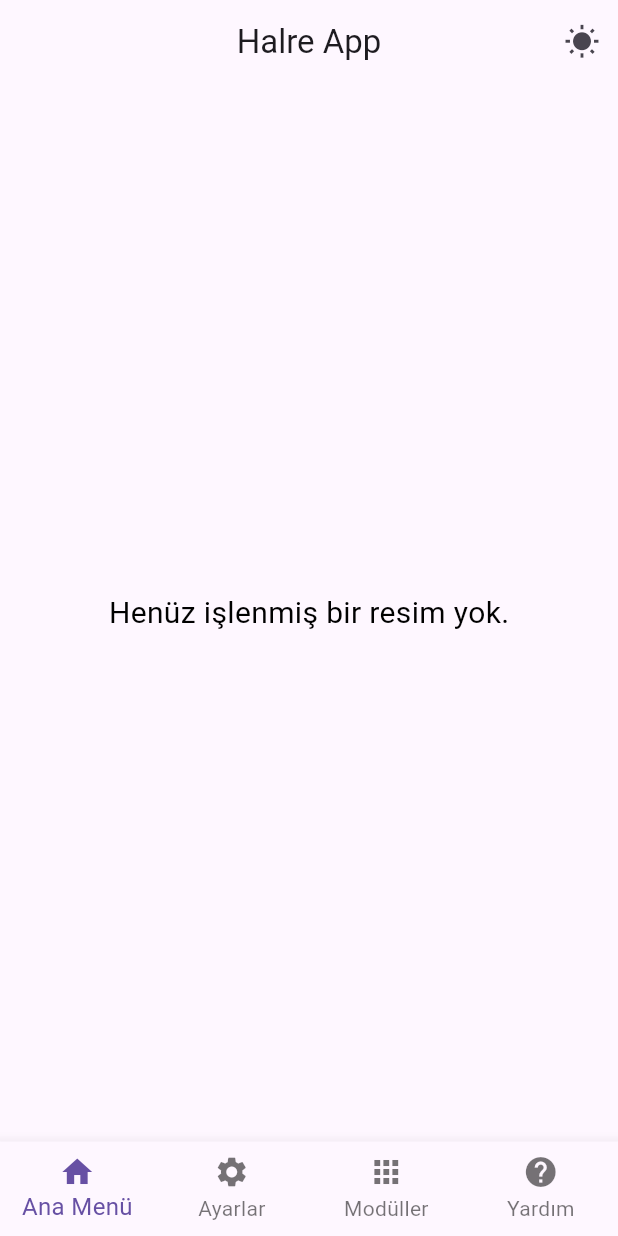
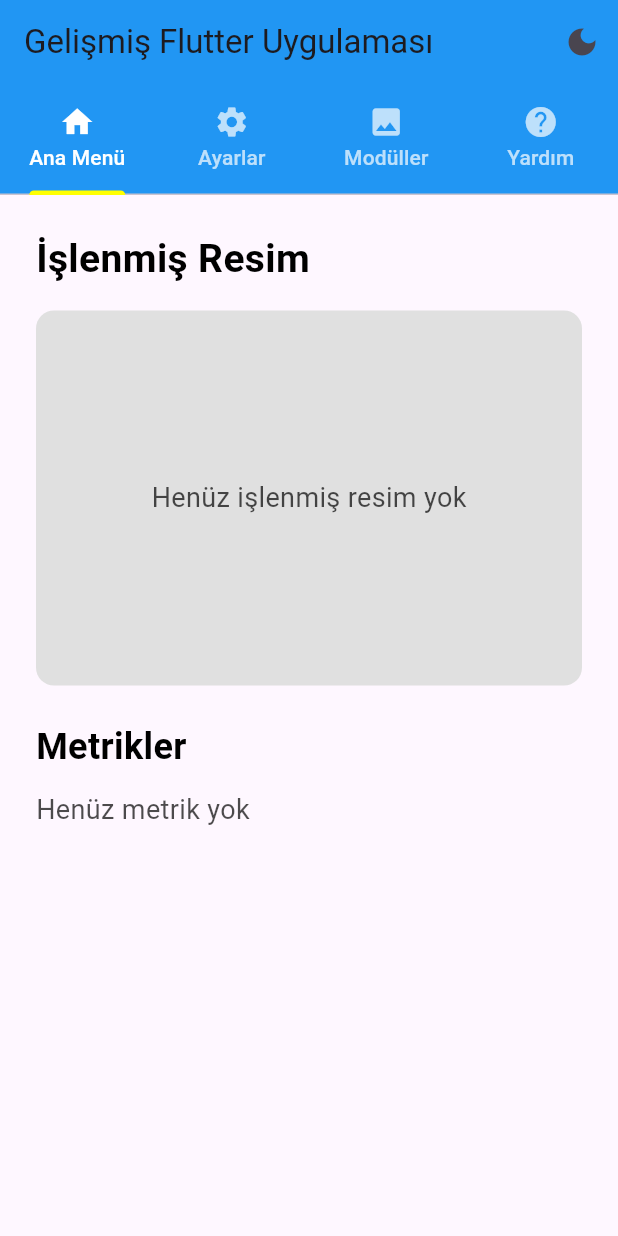
Before and after one commit to ca1ik/Flutter-Dart-Advanced-App, a Flutter app: the screen it shows after launch, on a phone screen of 412 x 824 dp. Run offline on Flutter 3.47's test engine with Material 3 defaults, Android fonts, the phone set to English and light mode, and no system bars; our stand-ins replace audioplayers, image_picker.

Commit message:
Update main.dart

```diff
--- a/lib/main.dart
+++ b/lib/main.dart
@@ -1,181 +1,273 @@
 import 'dart:io';
+import 'dart:ui' as ui;
 import 'package:flutter/material.dart';
+import 'package:flutter/services.dart';
+import 'package:image_picker/image_picker.dart';
 import 'package:audioplayers/audioplayers.dart';
-import 'package:image_picker/image_picker.dart';
 
+// Başlangıç
 void main() {
-  runApp(const HalreApp());
+  runApp(const MyApp());
 }
 
-class HalreApp extends StatefulWidget {
-  const HalreApp({super.key});
+// Ana App Widget
+class MyApp extends StatefulWidget {
+  const MyApp({super.key});
 
   @override
-  State<HalreApp> createState() => _HalreAppState();
+  State<MyApp> createState() => _MyAppState();
 }
 
-class _HalreAppState extends State<HalreApp> {
+class _MyAppState extends State<MyApp> {
+  // Koyu mod varsayılanı false
   bool _isDarkMode = false;
 
-  void toggleTheme() {
+  // İşlenmiş resim ve metrikleri ana menüye aktarabilmek için
+  File? _processedImage;
+  Map<String, dynamic>? _imageMetrics;
+
+  // Ses kontrolü için AudioPlayer
+  late AudioPlayer _audioPlayer;
+
+  @override
+  void initState() {
+    super.initState();
+
+    // AudioPlayer başlat, müzik sonsuz döngüde çalsın
+    _audioPlayer = AudioPlayer();
+
+    _playMusic();
+  }
+
+  Future<void> _playMusic() async {
+    // music.mp3 dosyasını assets içine koyduğunuzdan emin olun
+    await _audioPlayer.setReleaseMode(ReleaseMode.loop);
+    await _audioPlayer.play(AssetSource('music.mp3'));
+  }
+
+  @override
+  void dispose() {
+    _audioPlayer.dispose();
+    super.dispose();
+  }
+
+  // Koyu mod aç/kapa
+  void _toggleDarkMode() {
     setState(() {
       _isDarkMode = !_isDarkMode;
     });
   }
 
-  // Modüllerden gelen işlenmiş resmi ve metrikleri tutmak için
-  File? _processedImage;
-  Map<String, dynamic>? _metrics;
-
-  void _setProcessedData(File image, Map<String, dynamic> metrics) {
+  // Resim ve metrikleri al
+  void _onImageProcessed(File image, Map<String, dynamic> metrics) {
     setState(() {
       _processedImage = image;
-      _metrics = metrics;
-      _selectedIndex = 0; // işlendikten sonra Ana Menüye yönlendirebiliriz
+      _imageMetrics = metrics;
     });
   }
 
-  int _selectedIndex = 0;
-
-  void _onItemTapped(int index) {
-    setState(() {
-      _selectedIndex = index;
-    });
-  }
+  // Uygulama penceresini her yerden sürüklemek için GestureDetector ile saracağız.
 
   @override
   Widget build(BuildContext context) {
-    Widget body;
-    switch (_selectedIndex) {
-      case 0:
-        body = MainMenu(
-          isDarkMode: _isDarkMode,
-          toggleTheme: toggleTheme,
-          processedImage: _processedImage,
-          metrics: _metrics,
-        );
-        break;
-      case 1:
-        body = SettingsPage(isDarkMode: _isDarkMode);
-        break;
-      case 2:
-        body = ModulesPage(
-          isDarkMode: _isDarkMode,
-          onProcessed: _setProcessedData,
-        );
-        break;
-      case 3:
-        body = HelpPage(isDarkMode: _isDarkMode);
-        break;
-      default:
-        body = MainMenu(
-          isDarkMode: _isDarkMode,
-          toggleTheme: toggleTheme,
-          processedImage: _processedImage,
-          metrics: _metrics,
-        );
-    }
-
     return MaterialApp(
       debugShowCheckedModeBanner: false,
-      title: 'Halre App',
       theme: _isDarkMode ? ThemeData.dark() : ThemeData.light(),
-      home: Scaffold(
+      home: GestureDetector(
+        onPanStart: (details) {
+          // Windows, MacOS, Linux için pencere sürükleme gibi işlemler buraya gelebilir.
+          // Flutter'da bunu native kodla yapmak gerekiyor, burada placeholder.
+        },
+        child: Scaffold(
           appBar: AppBar(
-          title: const Text('Halre App'),
-          centerTitle: true,
+            // AppBar rengini tema ile uyumlu yapıyoruz
+            backgroundColor: _isDarkMode ? Colors.grey[900] : Colors.blue,
+            title: const Text('Gelişmiş Flutter Uygulaması'),
             actions: [
               IconButton(
-              icon: Icon(_isDarkMode ? Icons.nightlight_round : Icons.wb_sunny),
-              onPressed: toggleTheme,
-              tooltip: _isDarkMode ? 'Açık Mod' : 'Karanlık Mod',
+                icon: Icon(_isDarkMode ? Icons.light_mode : Icons.dark_mode),
+                onPressed: _toggleDarkMode,
+                tooltip: 'Tema Değiştir',
               ),
             ],
+            elevation: 0,
           ),
-        body: body,
-        bottomNavigationBar: BottomNavigationBar(
-          type: BottomNavigationBarType.fixed,
-          currentIndex: _selectedIndex,
-          onTap: _onItemTapped,
-          selectedFontSize: 16,
-          unselectedFontSize: 14,
-          items: const [
-            BottomNavigationBarItem(icon: Icon(Icons.home), label: 'Ana Menü'),
-            BottomNavigationBarItem(
-                icon: Icon(Icons.settings), label: 'Ayarlar'),
-            BottomNavigationBarItem(icon: Icon(Icons.apps), label: 'Modüller'),
-            BottomNavigationBarItem(icon: Icon(Icons.help), label: 'Yardım'),
-          ],
+          body: SafeArea(
+            child: MainNavigation(
+              isDarkMode: _isDarkMode,
+              processedImage: _processedImage,
+              imageMetrics: _imageMetrics,
+              onProcessed: _onImageProcessed,
+            ),
+          ),
         ),
       ),
     );
   }
 }
 
-// Ana Menü
-class MainMenu extends StatelessWidget {
+// Ana navigasyon - TabBar + sayfalar
+class MainNavigation extends StatefulWidget {
   final bool isDarkMode;
-  final VoidCallback toggleTheme;
   final File? processedImage;
-  final Map<String, dynamic>? metrics;
+  final Map<String, dynamic>? imageMetrics;
+  final void Function(File image, Map<String, dynamic> metrics) onProcessed;
 
-  const MainMenu({
+  const MainNavigation({
     super.key,
     required this.isDarkMode,
-    required this.toggleTheme,
-    this.processedImage,
-    this.metrics,
+    required this.processedImage,
+    required this.imageMetrics,
+    required this.onProcessed,
+  });
+
+  @override
+  State<MainNavigation> createState() => _MainNavigationState();
+}
+
+class _MainNavigationState extends State<MainNavigation>
+    with TickerProviderStateMixin {
+  late TabController _tabController;
+
+  final List<Tab> _tabs = const [
+    Tab(icon: Icon(Icons.home), text: 'Ana Menü'),
+    Tab(icon: Icon(Icons.settings), text: 'Ayarlar'),
+    Tab(icon: Icon(Icons.image), text: 'Modüller'),
+    Tab(icon: Icon(Icons.help), text: 'Yardım'),
+  ];
+
+  @override
+  void initState() {
+    super.initState();
+
+    _tabController = TabController(length: _tabs.length, vsync: this);
+  }
+
+  @override
+  void dispose() {
+    _tabController.dispose();
+    super.dispose();
+  }
+
+  @override
+  Widget build(BuildContext context) {
+    return Column(
+      children: [
+        Material(
+          color: widget.isDarkMode ? Colors.grey[900] : Colors.blue,
+          child: TabBar(
+            controller: _tabController,
+            tabs: _tabs,
+            indicatorColor:
+                widget.isDarkMode ? Colors.white : Colors.yellowAccent,
+            labelColor: widget.isDarkMode ? Colors.white : Colors.white,
+            unselectedLabelColor: Colors.white70,
+          ),
+        ),
+        Expanded(
+          child: TabBarView(
+            controller: _tabController,
+            children: [
+              HomePage(
+                isDarkMode: widget.isDarkMode,
+                processedImage: widget.processedImage,
+                imageMetrics: widget.imageMetrics,
+              ),
+              SettingsPage(isDarkMode: widget.isDarkMode),
+              ModulesPage(
+                isDarkMode: widget.isDarkMode,
+                onProcessed: widget.onProcessed,
+              ),
+              HelpPage(isDarkMode: widget.isDarkMode),
+            ],
+          ),
+        ),
+      ],
+    );
+  }
+}
+
+// Ana Menü Sayfası
+class HomePage extends StatelessWidget {
+  final bool isDarkMode;
+  final File? processedImage;
+  final Map<String, dynamic>? imageMetrics;
+
+  const HomePage({
+    super.key,
+    required this.isDarkMode,
+    required this.processedImage,
+    required this.imageMetrics,
   });
 
   @override
   Widget build(BuildContext context) {
-    return Center(
-      child: SingleChildScrollView(
-        padding: const EdgeInsets.all(16),
+    final textColor = isDarkMode ? Colors.white : Colors.black;
+
+    return SingleChildScrollView(
+      padding: const EdgeInsets.all(24),
       child: Column(
-          mainAxisAlignment: MainAxisAlignment.center,
+        crossAxisAlignment: CrossAxisAlignment.stretch,
         children: [
-            if (processedImage != null) ...[
           Text(
-                'İşlenmiş Resim:',
+            'İşlenmiş Resim',
             style: TextStyle(
-                    fontSize: 24,
-                    color: isDarkMode ? Colors.white : Colors.black),
+                fontSize: 26, fontWeight: FontWeight.bold, color: textColor),
+          ),
+          const SizedBox(height: 16),
+          if (processedImage != null)
+            ClipRRect(
+              borderRadius: BorderRadius.circular(12),
+              child: Image.file(
+                processedImage!,
+                fit: BoxFit.contain,
+                height: 250,
+              ),
+            )
+          else
+            Container(
+              height: 250,
+              decoration: BoxDecoration(
+                borderRadius: BorderRadius.circular(12),
+                color: isDarkMode ? Colors.grey[800] : Colors.grey[300],
+              ),
+              child: Center(
+                child: Text(
+                  'Henüz işlenmiş resim yok',
+                  style: TextStyle(
+                      color: textColor.withOpacity(0.7), fontSize: 18),
+                ),
+              ),
+            ),
+          const SizedBox(height: 24),
+          Text(
+            'Metrikler',
+            style: TextStyle(
+                fontSize: 24, fontWeight: FontWeight.bold, color: textColor),
           ),
           const SizedBox(height: 12),
-              Image.file(processedImage!),
-              const SizedBox(height: 16),
-              if (metrics != null) ...[
+          if (imageMetrics != null)
+            ...imageMetrics!.entries.map(
+              (entry) => Padding(
+                padding: const EdgeInsets.symmetric(vertical: 4),
+                child: Text(
+                  '${entry.key}: ${entry.value}',
+                  style: TextStyle(fontSize: 18, color: textColor),
+                ),
+              ),
+            )
+          else
             Text(
-                  'Metrikler:',
-                  style: TextStyle(
-                      fontSize: 20,
-                      fontWeight: FontWeight.bold,
-                      color: isDarkMode ? Colors.white : Colors.black),
-                ),
-                const SizedBox(height: 8),
-                ...metrics!.entries.map((e) => Text(
-                      '${e.key}: ${e.value}',
-                      style: TextStyle(
-                          fontSize: 18,
-                          color: isDarkMode ? Colors.white70 : Colors.black87),
-                    )),
-              ],
-            ] else
-              Text(
-                'Henüz işlenmiş bir resim yok.',
-                style: TextStyle(
-                    fontSize: 20,
-                    color: isDarkMode ? Colors.white : Colors.black),
+              'Henüz metrik yok',
+              style: TextStyle(fontSize: 18, color: textColor.withOpacity(0.7)),
             ),
         ],
-        ),
       ),
     );
   }
 }
 
-// Ayarlar Sayfası (kendi eski ayarlar kodundan sadeleştirilmiş)
+// Ayarlar Sayfası (Ses, Tam Ekran vs.)
 class SettingsPage extends StatefulWidget {
   final bool isDarkMode;
 
@@ -188,24 +280,19 @@ class SettingsPage extends StatefulWidget {
 class _SettingsPageState extends State<SettingsPage> {
   bool _isFullscreen = false;
   bool _isSoundOn = true;
-  double _volume = 50;
-  final AudioPlayer _audioPlayer = AudioPlayer();
+  double _volume = 80;
+
+  late AudioPlayer _audioPlayer;
 
   @override
   void initState() {
     super.initState();
+
+    _audioPlayer = AudioPlayer();
+
+    _audioPlayer.setReleaseMode(ReleaseMode.loop);
+
     _setVolume(_volume);
-    _playMusic();
-  }
-
-  void _playMusic() async {
-    await _audioPlayer.setReleaseMode(ReleaseMode.loop);
-    await _audioPlayer.play(AssetSource('music.mp3'));
-  }
-
-  void _setVolume(double vol) {
-    final volNormalized = vol / 100;
-    _audioPlayer.setVolume(volNormalized);
   }
 
   @override
@@ -214,8 +301,15 @@ class _SettingsPageState extends State<SettingsPage> {
     super.dispose();
   }
 
+  Future<void> _setVolume(double volume) async {
+    await _audioPlayer.setVolume(volume / 100);
+  }
+
   @override
   Widget build(BuildContext context) {
+    final fgColor = widget.isDarkMode ? Colors.white : Colors.black;
+    final bgColor = widget.isDarkMode ? Colors.grey[850] : Colors.blue;
+
     return Padding(
       padding: const EdgeInsets.all(24.0),
       child: Column(
@@ -225,14 +319,14 @@ class _SettingsPageState extends State<SettingsPage> {
             style: ElevatedButton.styleFrom(
               fixedSize: const Size.fromHeight(80),
               textStyle: const TextStyle(fontSize: 26),
-              foregroundColor: widget.isDarkMode ? Colors.white : Colors.black,
-              backgroundColor:
-                  widget.isDarkMode ? Colors.grey[800] : Colors.blue,
+              foregroundColor: fgColor,
+              backgroundColor: bgColor,
             ),
             onPressed: () {
               setState(() {
                 _isFullscreen = !_isFullscreen;
               });
+
               final msg = _isFullscreen ? 'Tam Ekran Açıldı' : 'Varsayılan Mod';
               ScaffoldMessenger.of(context).showSnackBar(
                 SnackBar(content: Text(msg)),
@@ -246,36 +340,33 @@ class _SettingsPageState extends State<SettingsPage> {
             style: ElevatedButton.styleFrom(
               fixedSize: const Size.fromHeight(80),
               textStyle: const TextStyle(fontSize: 26),
-              foregroundColor: widget.isDarkMode ? Colors.white : Colors.black,
-              backgroundColor:
-                  widget.isDarkMode ? Colors.grey[800] : Colors.blue,
+              foregroundColor: fgColor,
+              backgroundColor: bgColor,
             ),
             onPressed: () {
               setState(() {
                 _isSoundOn = !_isSoundOn;
               });
-              _audioPlayer.setVolume(_isSoundOn ? _volume / 100 : 0);
             },
             child: Text(_isSoundOn ? 'Ses Açık' : 'Ses Kapalı'),
           ),
-          const SizedBox(height: 16),
-          Opacity(
-            opacity: _isSoundOn ? 1 : 0.5,
-            child: Slider(
+          const SizedBox(height: 32),
+          Text('Ses Seviyesi: ${_volume.round()}',
+              style: TextStyle(fontSize: 22, color: fgColor)),
+          Slider(
             value: _volume,
             min: 0,
             max: 100,
-              divisions: 100,
-              label: _volume.round().toString(),
-              onChanged: _isSoundOn
-                  ? (value) {
+            divisions: 20,
+            label: '${_volume.round()}',
+            onChanged: (value) {
               setState(() {
                 _volume = value;
-                      });
+                if (_isSoundOn) {
                   _setVolume(_volume);
                 }
-                  : null,
-            ),
+              });
+            },
           ),
         ],
       ),
@@ -283,7 +374,7 @@ class _SettingsPageState extends State<SettingsPage> {
   }
 }
 
-// Modüller Sayfası
+// Modüller Sayfası - Resim seçme, maskeleme, filtreleme işlemi burada olacak
 class ModulesPage extends StatefulWidget {
   final bool isDarkMode;
   final void Function(File image, Map<String, dynamic> metrics) onProcessed;
@@ -300,73 +391,161 @@ class ModulesPage extends StatefulWidget {
 
 class _ModulesPageState extends State<ModulesPage> {
   File? _selectedImage;
+  ui.Image? _uiImage;
   bool _isProcessing = false;
+  String? _error;
+
+  final ImagePicker _picker = ImagePicker();
+
+  @override
+  void initState() {
+    super.initState();
+  }
 
   Future<void> _pickImage() async {
-    final picker = ImagePicker();
-    final picked = await picker.pickImage(source: ImageSource.gallery);
+    setState(() {
+      _error = null;
+      _isProcessing = true;
+    });
 
-    if (picked != null) {
+    try {
+      final XFile? pickedFile =
+          await _picker.pickImage(source: ImageSource.gallery);
+      if (pickedFile == null) {
         setState(() {
-        _selectedImage = File(picked.path);
+          _isProcessing = false;
+          _error = 'Resim seçilmedi.';
+        });
+        return;
+      }
+
+      File imageFile = File(pickedFile.path);
+
+      // Image decode to apply mask
+      final data = await pickedFile.readAsBytes();
+      final codec = await ui.instantiateImageCodec(data);
+      final frame = await codec.getNextFrame();
+      ui.Image originalImage = frame.image;
+
+      // Mask uygulanmış resim oluştur
+      ui.Image maskedImage = await _applyMask(originalImage);
+
+      // Masked image'ı file olarak kaydet (geçici)
+      File maskedFile = await _saveUiImageToFile(maskedImage);
+
+      // Metrikleri hesapla (örnek: genişlik, yükseklik)
+      Map<String, dynamic> metrics = {
+        'Genişlik': maskedImage.width,
+        'Yükseklik': maskedImage.height,
+        'Maskelenme Durumu': 'Başarılı',
+      };
+
+      widget.onProcessed(maskedFile, metrics);
+
+      setState(() {
+        _selectedImage = maskedFile;
+        _uiImage = maskedImage;
+        _isProcessing = false;
+      });
+    } catch (e) {
+      setState(() {
+        _error = 'Resim işleme hatası: $e';
+        _isProcessing = false;
       });
     }
   }
 
-  Future<void> _processImage() async {
-    if (_selectedImage == null) return;
+  // Maskeleme işlemi: Basit oval maske örneği
+  Future<ui.Image> _applyMask(ui.Image originalImage) async {
+    final recorder = ui.PictureRecorder();
+    final canvas = Canvas(recorder);
 
-    setState(() {
-      _isProcessing = true;
-    });
+    final paint = Paint();
+    paint.isAntiAlias = true;
 
-    // Simüle edilmiş işleme ve metrik üretimi
-    await Future.delayed(const Duration(seconds: 2));
+    // Beyaz arka planlı
+    final bgPaint = Paint()..color = Colors.white;
+    canvas.drawRect(
+        Rect.fromLTWH(0, 0, originalImage.width.toDouble(),
+            originalImage.height.toDouble()),
+        bgPaint);
 
-    final metrics = {
-      'Genişlik': 200,
-      'Yükseklik': 300,
-      'Algılanan Nesne': 'Yüz',
-    };
+    // Oval maske alanı
+    Path maskPath = Path()
+      ..addOval(Rect.fromLTWH(0, 0, originalImage.width.toDouble(),
+          originalImage.height.toDouble()));
 
-    widget.onProcessed(_selectedImage!, metrics);
+    // Clip ile oval maskeyi uyguluyoruz
+    canvas.clipPath(maskPath);
 
-    setState(() {
-      _isProcessing = false;
-    });
+    // Orijinal resmi çiz
+    paint.filterQuality = ui.FilterQuality.high;
+    canvas.drawImage(originalImage, Offset.zero, paint);
 
-    ScaffoldMessenger.of(context).showSnackBar(
-      const SnackBar(content: Text('Resim işlendi ve Ana Menüye aktarıldı!')),
-    );
+    // Maskelenmiş resmi kaydet
+    final picture = recorder.endRecording();
+
+    final maskedImage =
+        await picture.toImage(originalImage.width, originalImage.height);
+    return maskedImage;
+  }
+
+  // ui.Image'i file'a kaydetmek için
+  Future<File> _saveUiImageToFile(ui.Image image) async {
+    final byteData = await image.toByteData(format: ui.ImageByteFormat.png);
+    final buffer = byteData!.buffer;
+
+    final tempDir = Directory.systemTemp;
+    final file = await File(
+            '${tempDir.path}/masked_image_${DateTime.now().millisecondsSinceEpoch}.png')
+        .create();
+
+    await file.writeAsBytes(
+        buffer.asUint8List(byteData.offsetInBytes, byteData.lengthInBytes));
+    return file;
   }
 
   @override
   Widget build(BuildContext context) {
-    return Center(
-      child: SingleChildScrollView(
+    final fgColor = widget.isDarkMode ? Colors.white : Colors.black;
+    final bgColor = widget.isDarkMode ? Colors.grey[850] : Colors.grey[200];
+
+    return Padding(
       padding: const EdgeInsets.all(24),
       child: Column(
-          mainAxisAlignment: MainAxisAlignment.center,
+        crossAxisAlignment: CrossAxisAlignment.stretch,
         children: [
           ElevatedButton.icon(
-              icon: const Icon(Icons.image),
-              label: const Text('Resim Seç'),
-              onPressed: _pickImage,
+            onPressed: _isProcessing ? null : _pickImage,
+            icon: const Icon(Icons.image_search),
+            label: const Text('Resim Seç & Maskele'),
           ),
           const SizedBox(height: 16),
-            if (_selectedImage != null)
-              Image.file(_selectedImage!, height: 200),
-            const SizedBox(height: 16),
-            ElevatedButton.icon(
-              icon: const Icon(Icons.play_arrow),
-              label: const Text('İşle'),
-              onPressed: _selectedImage == null || _isProcessing
-                  ? null
-                  : _processImage,
+          if (_isProcessing)
+            const Center(child: CircularProgressIndicator())
+          else if (_selectedImage != null)
+            Expanded(
+              child: ClipRRect(
+                borderRadius: BorderRadius.circular(12),
+                child: Image.file(_selectedImage!),
               ),
-            if (_isProcessing) const CircularProgressIndicator(),
+            )
+          else
+            Container(
+              height: 200,
+              decoration: BoxDecoration(
+                color: bgColor,
+                borderRadius: BorderRadius.circular(12),
+              ),
+              child: Center(
+                child: Text(
+                  _error ?? 'Henüz resim seçilmedi',
+                  style:
+                      TextStyle(color: fgColor.withOpacity(0.7), fontSize: 18),
+                ),
+              ),
+            ),
         ],
-        ),
       ),
     );
   }
@@ -380,46 +559,26 @@ class HelpPage extends StatelessWidget {
 
   @override
   Widget build(BuildContext context) {
-    return ListView(
+    final fgColor = isDarkMode ? Colors.white : Colors.black;
+
+    return Padding(
       padding: const EdgeInsets.all(24),
-      children: [
-        Text(
-          'Yardım ve Bilgilendirme',
-          style: TextStyle(
-            fontSize: 26,
-            fontWeight: FontWeight.bold,
-            color: isDarkMode ? Colors.white : Colors.black,
+      child: SingleChildScrollView(
+        child: Text(
+          '''
+Bu uygulama özellikleri:
+
+1. Resim seçip oval maskeleme uygulanabilir.
+2. Uygulama açılır açılmaz music.mp3 dosyasını sonsuz döngüde çalar.
+3. Koyu ve açık modda menü bar temaya göre otomatik renk alır.
+4. Menü bar uygulamayla birleşik ve sürüklenebilir (desktop için).
+5. Uygulamanın ana menüsünde işlenmiş resim ve metrikler gösterilir.
+
+Not: Resim maskeleme basit bir oval maske ile yapılmaktadır.
+''',
+          style: TextStyle(fontSize: 18, color: fgColor),
         ),
       ),
-        const SizedBox(height: 16),
-        Text(
-          '• Ana Menü: İşlenmiş resimleri ve metriklerini burada görebilirsiniz.',
-          style: TextStyle(
-              fontSize: 18,
-              color: isDarkMode ? Colors.white70 : Colors.black87),
-        ),
-        const SizedBox(height: 12),
-        Text(
-          '• Ayarlar: Tema, ses, ekran ayarlarını buradan yapabilirsiniz.',
-          style: TextStyle(
-              fontSize: 18,
-              color: isDarkMode ? Colors.white70 : Colors.black87),
-        ),
-        const SizedBox(height: 12),
-        Text(
-          '• Modüller: Resim işleyici modülleri kullanarak resim seçebilir ve metrik çıkarabilirsiniz.',
-          style: TextStyle(
-              fontSize: 18,
-              color: isDarkMode ? Colors.white70 : Colors.black87),
-        ),
-        const SizedBox(height: 12),
-        Text(
-          '• Yardım: Uygulama hakkında temel bilgileri ve yönlendirmeleri içerir.',
-          style: TextStyle(
-              fontSize: 18,
-              color: isDarkMode ? Colors.white70 : Colors.black87),
-        ),
-      ],
     );
   }
 }
```
Lines whose indentation alone changed are shown as unchanged.
